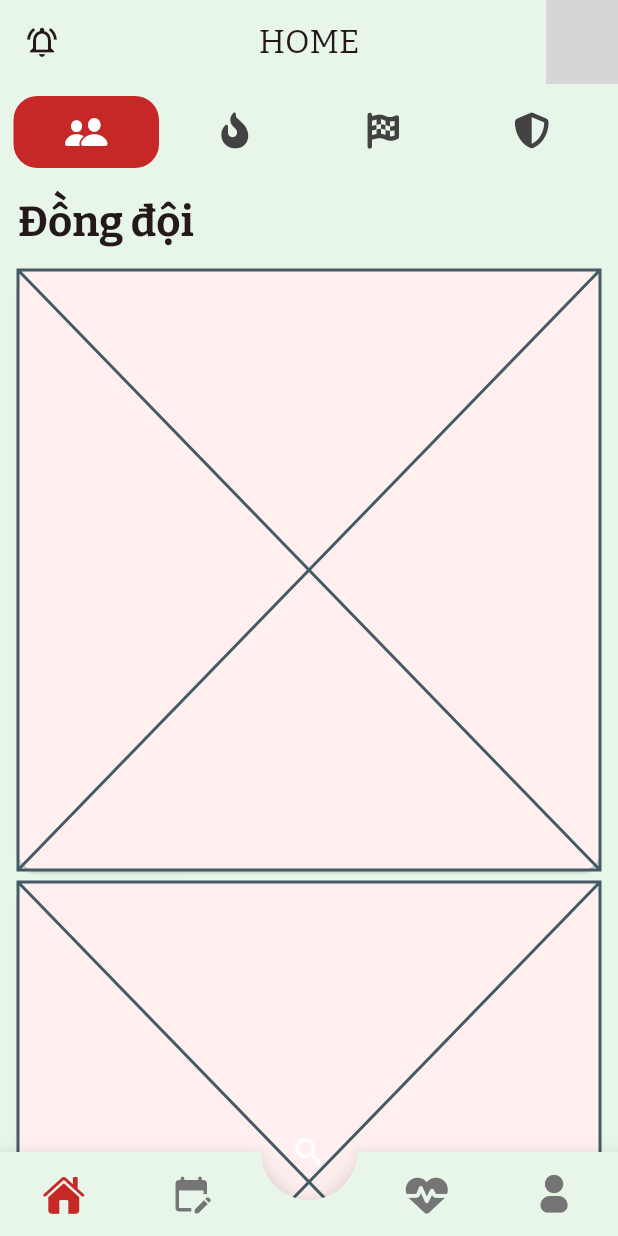
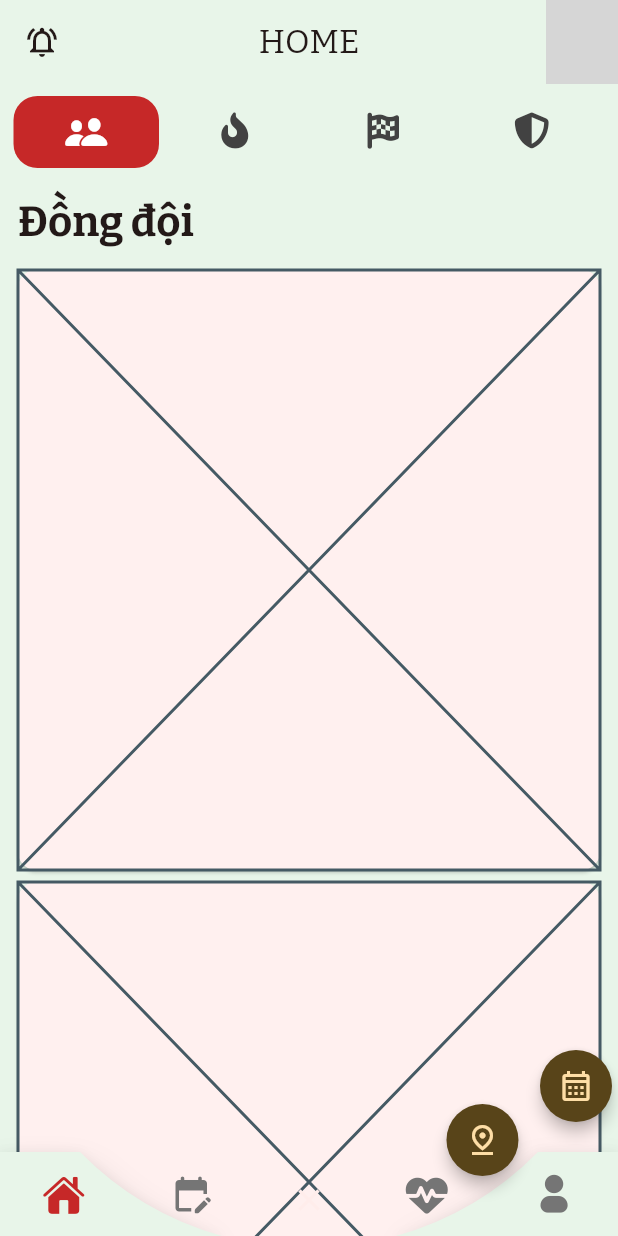
Before and after one commit to Rizzaxc/pubox-mirror, a Flutter app: the screen it shows after launch, after a tap on "Skip", after a tap on the "search" icon, on a phone screen of 412 x 824 dp. Run offline on Flutter 3.47's test engine with Material 3 defaults, Android fonts, the phone set to English and light mode, and no system bars; drawn by our look-alikes of animated_bottom_navigation_bar, flutter_platform_widgets, toastification; our stand-ins replace email_validator, flutter_dotenv, flutter_svg, font_awesome_flutter, go_router, google_fonts and 6 more; missing offline and left inert: wolt_modal_sheet; accounts and stored records are empty; project files that could hold a hidden picture were left out; grey boxes are pictures that could not be loaded.

Commit message:
fix expanding fabs children not tappable

```diff
--- /dev/null
+++ b/lib/core/expandable_fab.dart
@@ -0,0 +1,251 @@
+import 'dart:math' as math;
+
+import 'package:flutter/material.dart';
+import 'package:flutter_platform_widgets/flutter_platform_widgets.dart';
+
+@immutable
+class ExpandableFAB extends StatefulWidget {
+  const ExpandableFAB({
+    super.key,
+    this.initialOpen,
+    this.distance = 72,
+    required this.faceIcon,
+    required this.children,
+    this.onParentLongPressed,
+    this.onParentDoubleTapped,
+  }) : assert(children.length >= 1 && children.length <= 3);
+
+  final bool? initialOpen;
+  final double distance;
+  final Widget faceIcon;
+  final List<Widget> children;
+
+  final VoidCallback? onParentLongPressed;
+  final VoidCallback? onParentDoubleTapped;
+
+  @override
+  State<ExpandableFAB> createState() => _ExpandableFABState();
+}
+
+class _ExpandableFABState extends State<ExpandableFAB>
+    with SingleTickerProviderStateMixin {
+  late final AnimationController _controller;
+  late final Animation<double> _expandAnimation;
+  bool _open = false;
+
+  @override
+  void initState() {
+    super.initState();
+    _open = widget.initialOpen ?? false;
+    _controller = AnimationController(
+      value: _open ? 1.0 : 0.0,
+      duration: const Duration(milliseconds: 250),
+      vsync: this,
+    );
+    _expandAnimation = CurvedAnimation(
+      curve: Curves.fastOutSlowIn,
+      reverseCurve: Curves.easeOutQuad,
+      parent: _controller,
+    );
+  }
+
+  @override
+  void dispose() {
+    _controller.dispose();
+    super.dispose();
+  }
+
+  void _toggle() {
+    setState(() {
+      _open = !_open;
+      if (_open) {
+        _controller.forward();
+      } else {
+        _controller.reverse();
+      }
+    });
+  }
+
+  @override
+  Widget build(BuildContext context) {
+    if (_open) {
+      // TODO: only this allows children to be tapped
+      return SizedBox.expand(
+        child: Stack(
+          alignment: Alignment.bottomCenter,
+          clipBehavior: Clip.none,
+          children: [
+            _buildTapToCloseFAB(),
+            ..._buildExpandingActionButtons(),
+          ],
+        ),
+      );
+    } else {
+      return _buildTapToOpenFAB();
+    }
+  }
+
+  Widget _buildTapToCloseFAB() {
+    return PlatformIconButton(
+      padding: EdgeInsets.zero,
+      cupertino: (_, __) => CupertinoIconButtonData(
+          borderRadius: BorderRadius.circular(32), minSize: 56),
+      material: (_, __) => MaterialIconButtonData(
+        padding: EdgeInsets.all(16),
+        iconSize: 24,
+      ),
+      icon: Icon(
+        PlatformIcons(context).clear,
+        color: Theme.of(context).colorScheme.onInverseSurface,
+      ),
+      color: Theme.of(context).colorScheme.inverseSurface,
+      onPressed: _toggle,
+    );
+  }
+
+  // 1 item -> perpendicular
+  // 2 items -> 60-120 arc
+  // 3 items -> 30-90-150 arc
+  List<Widget> _buildExpandingActionButtons() {
+    final children = <Widget>[];
+    final count = widget.children.length;
+    switch (count) {
+      case 1:
+        children.add(_ExpandingActionButton(
+            directionInDegrees: 90,
+            maxDistance: widget.distance,
+            progress: _expandAnimation,
+            child: widget.children[0]));
+        break;
+
+      case 2:
+        children.add(_ExpandingActionButton(
+            directionInDegrees: 60,
+            maxDistance: widget.distance,
+            progress: _expandAnimation,
+            child: widget.children[0]));
+        children.add(_ExpandingActionButton(
+            directionInDegrees: 120,
+            maxDistance: widget.distance,
+            progress: _expandAnimation,
+            child: widget.children[1]));
+        break;
+      case 3:
+        children.add(_ExpandingActionButton(
+            directionInDegrees: 30,
+            maxDistance: widget.distance,
+            progress: _expandAnimation,
+            child: widget.children[0]));
+        children.add(_ExpandingActionButton(
+            directionInDegrees: 90,
+            maxDistance: widget.distance,
+            progress: _expandAnimation,
+            child: widget.children[1]));
+        children.add(_ExpandingActionButton(
+            directionInDegrees: 150,
+            maxDistance: widget.distance,
+            progress: _expandAnimation,
+            child: widget.children[2]));
+        break;
+      default:
+        break;
+    }
+    return children;
+  }
+
+  Widget _buildTapToOpenFAB() {
+    return AnimatedContainer(
+      transformAlignment: Alignment.center,
+      transform: Matrix4.diagonal3Values(
+        _open ? 0.7 : 1.0,
+        _open ? 0.7 : 1.0,
+        1.0,
+      ),
+      duration: const Duration(milliseconds: 250),
+      curve: const Interval(0.0, 0.5, curve: Curves.easeOut),
+      child: PlatformIconButton(
+          onPressed: _toggle,
+          color: Theme.of(context).colorScheme.tertiary,
+          padding: EdgeInsets.zero,
+          cupertino: (_, __) => CupertinoIconButtonData(
+              borderRadius: BorderRadius.circular(32), minSize: 56),
+          material: (_, __) => MaterialIconButtonData(
+                padding: EdgeInsets.all(16),
+                iconSize: 24,
+              ),
+          icon: GestureDetector(
+              onLongPress: widget.onParentLongPressed,
+              onDoubleTap: widget.onParentDoubleTapped,
+              child: widget.faceIcon)),
+    );
+  }
+}
+
+@immutable
+class _ExpandingActionButton extends StatelessWidget {
+  const _ExpandingActionButton({
+    required this.directionInDegrees,
+    required this.maxDistance,
+    required this.progress,
+    required this.child,
+  });
+
+  final double directionInDegrees;
+  final double maxDistance;
+  final Animation<double> progress;
+  final Widget child;
+
+  @override
+  Widget build(BuildContext context) {
+    return AnimatedBuilder(
+      animation: progress,
+      builder: (context, child) {
+        final offset = Offset.fromDirection(
+          // 180 north of the face widget
+        directionInDegrees * (math.pi / 180.0),
+          progress.value * maxDistance,
+        );
+        return Positioned(
+          right: 4.0 + offset.dx,
+          bottom: 4.0 + offset.dy,
+          child: Transform.rotate(
+            angle: (1.0 - progress.value) * math.pi / 2,
+            child: child!,
+          ),
+        );
+      },
+      child: FadeTransition(
+        opacity: progress,
+        child: child,
+      ),
+    );
+  }
+}
+
+@immutable
+class ActionButton extends StatelessWidget {
+  const ActionButton({
+    super.key,
+    this.onPressed,
+    required this.icon,
+  });
+
+  final VoidCallback? onPressed;
+  final Widget icon;
+
+  @override
+  Widget build(BuildContext context) {
+    final theme = Theme.of(context);
+    return Material(
+      shape: const CircleBorder(),
+      clipBehavior: Clip.antiAlias,
+      color: theme.colorScheme.onTertiaryFixedVariant,
+      elevation: 4,
+      child: IconButton(
+        onPressed: onPressed,
+        icon: icon,
+        color: theme.colorScheme.tertiaryContainer,
+      ),
+    );
+  }
+}
--- a/lib/home_tab/home_f_a_b.dart
+++ b/lib/home_tab/home_f_a_b.dart
@@ -1,29 +1,59 @@
 import 'package:flutter/cupertino.dart';
 import 'package:flutter/material.dart';
 import 'package:flutter_platform_widgets/flutter_platform_widgets.dart';
+import 'package:font_awesome_flutter/font_awesome_flutter.dart';
+
+import 'package:pubox/core/expandable_fab.dart';
+
+import '../core/utils.dart';
+
+// class HomeFABProvider extends ChangeNotifier {
+//   bool _isFullModalOpen = false;
+//
+//   bool get isFullModalOpen => _isFullModalOpen;
+//
+//   void openFullModal() {
+//     _isFullModalOpen = true;
+//     notifyListeners();
+//   }
+//
+//   void closeFullModal() {
+//     _isFullModalOpen = false;
+//     notifyListeners();
+//   }
+// }
 
 class HomeFAB extends StatelessWidget {
   const HomeFAB({super.key});
 
   @override
   Widget build(BuildContext context) {
-    return GestureDetector(
-      onLongPress: () {}, // open fullscreen modal
-      onDoubleTap: () {}, // reload
-      child: PlatformIconButton(
-        onPressed: () {}, // open submenu
-        color: Colors.green.shade600,
-        padding: EdgeInsets.zero,
-        icon: Icon(PlatformIcons(context).search, color: Colors.white, size: 24,),
-        cupertino: (_, __) => CupertinoIconButtonData(
-          borderRadius: BorderRadius.circular(32),
-          minSize: 56
+    final faceIcon = Icon(
+      PlatformIcons(context).search,
+      color: Colors.white,
+      size: 24,
+    );
+
+    return ExpandableFAB(
+      faceIcon: faceIcon,
+      children: [
+        ActionButton(
+          onPressed: () => context.showToast('location'),
+          icon: const Icon(Icons.pin_drop_outlined),
         ),
-        material: (_, __) => MaterialIconButtonData(
-          padding: EdgeInsets.all(16),
-          iconSize: 24,
+        ActionButton(
+          onPressed: () => context.showToast('schedule'),
+          icon: const Icon(Icons.calendar_month_outlined),
         ),
-      ),
+        ActionButton(
+          onPressed: () => context.showToast('skill'),
+          icon: const Icon(FontAwesomeIcons.handFist),
+        ),
+      ],
     );
   }
+
+  void _openSubMenu() {}
+
+  void _openFullModal() {}
 }
--- a/lib/main.dart
+++ b/lib/main.dart
@@ -154,8 +154,9 @@ class ScaffoldWithNavBar extends StatelessWidget {
       // directly passed as the body of the Scaffold.
       body: navigationShell,
       floatingActionButtonLocation:
-          FloatingActionButtonLocation.miniCenterDocked,
+          FloatingActionButtonLocation.centerDocked,
       floatingActionButton: fabs[navigationShell.currentIndex],
+      // floatingActionButton: fabs[navigationShell.currentIndex],
       extendBody: true,
       bottomNavigationBar: AnimatedBottomNavigationBar(
         activeIndex: navigationShell.currentIndex,
--- a/pubspec.yaml
+++ b/pubspec.yaml
@@ -60,6 +60,7 @@ dependencies:
   dynamic_color: ^1.7.0
   connectivity_plus: ^6.1.1
   toastification: ^2.3.0
+  health: ^11.1.1
   # awesome_notifications: ^0.10.0
   # google_mobile_ads: ^5.2.0
 
```
Also changed, not shown: pubspec.lock, 2 other files.
